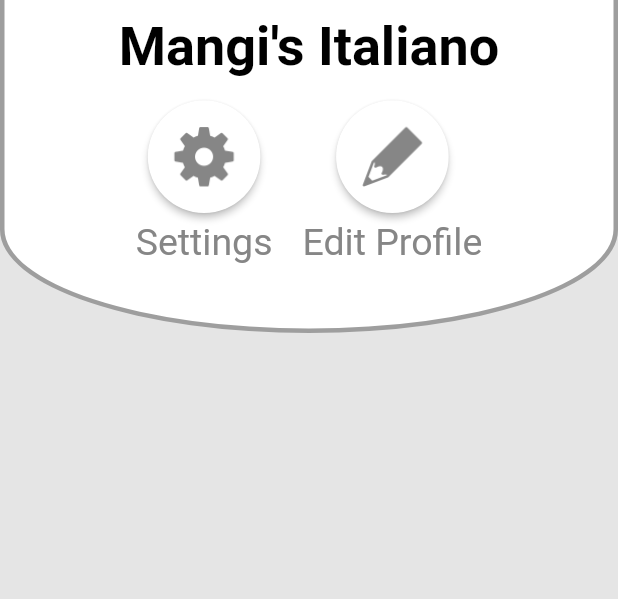
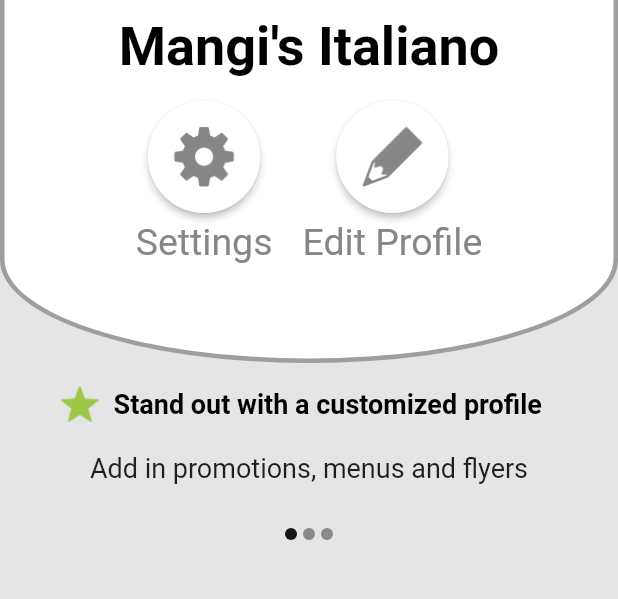
Before and after one commit to ivanmudarth/Lokal, a Flutter app: the screen it shows after launch, on a phone screen of 412 x 824 dp, the part 567-1166 px from its top. Run offline on Flutter 3.47's test engine with Material 2 defaults, Android fonts, the phone set to English and light mode, and no system bars; drawn by our look-alikes of carousel_slider.

```diff
--- a/lokal/lib/biz/home.dart
+++ b/lokal/lib/biz/home.dart
@@ -1,7 +1,19 @@
 import 'package:flutter/material.dart';
+import 'package:carousel_slider/carousel_slider.dart';
 
-class BizHome extends StatelessWidget {
+// ignore: must_be_immutable
+class BizHome extends StatefulWidget {
   @override
+  _BizHomeState createState() => _BizHomeState();
+}
+
+class _BizHomeState extends State<BizHome> {
+  var _current = 0;
+  var list = [
+    'Add in promotions, menus and flyers',
+    'add text 1',
+    'add text 2'
+  ];
   Widget build(BuildContext context) {
     return Scaffold(
       backgroundColor: Color(0xffE5E5E5),
@@ -14,10 +26,9 @@ class BizHome extends StatelessWidget {
     return ListView(
       children: [
         Column(
-          mainAxisSize: MainAxisSize.max,
           children: [
             SizedBox(
-              height: 600,
+              height: 620,
               width: size.width,
               child: Container(
                 decoration: BoxDecoration(
@@ -65,15 +76,85 @@ class BizHome extends StatelessWidget {
                 ),
               ),
             ),
-            SizedBox(height: 70),
-            SizedBox(height: 40),
+            SizedBox(height: 15),
+            Row(
+              mainAxisAlignment: MainAxisAlignment.center,
+              children: [
+                Container(
+                  width: 25,
+                  height: 25,
+                  child: Image(image: AssetImage("assets/images/star.png")),
+                ),
+                SizedBox(
+                  width: 10,
+                ),
+                RichText(
+                  text: TextSpan(
+                    text: "Stand out with a customized profile",
+                    style: TextStyle(
+                        fontSize: 18,
+                        color: Colors.black,
+                        fontWeight: FontWeight.bold),
+                  ),
+                ),
+                SizedBox(
+                  width: 10,
+                ),
+              ],
+            ),
+            Container(
+                child: Column(children: [
+              CarouselSlider(
+                options: CarouselOptions(
+                  height: 60,
+                  onPageChanged: (index, reason) {
+                    setState(() {
+                      _current = index;
+                    });
+                  },
+                ),
+                items: list
+                    .map((item) => Container(
+                          child: Center(
+                              child: Text(
+                            item.toString(),
+                            style: TextStyle(
+                              fontSize: 18,
+                            ),
+                          )),
+                        ))
+                    .toList(),
+              ),
+              Row(
+                mainAxisAlignment: MainAxisAlignment.center,
+                children: list.map(
+                  (item) {
+                    int index = list.indexOf(item);
+                    return Container(
+                      width: 8.0,
+                      height: 8.0,
+                      margin:
+                          EdgeInsets.symmetric(vertical: 10.0, horizontal: 2.0),
+                      decoration: BoxDecoration(
+                          shape: BoxShape.circle,
+                          color: _current == index
+                              ? Color.fromRGBO(0, 0, 0, 0.9)
+                              : Color.fromRGBO(0, 0, 0, 0.4)),
+                      child: SizedBox(
+                        width: 50,
+                      ),
+                    );
+                  },
+                ).toList(),
+              )
+            ]))
           ],
         )
       ],
     );
   }
 
-  // ignore: non_constant_identifier_names
+// ignore: non_constant_identifier_names
   Widget CategoryButton({String text}) {
     return ButtonTheme(
         height: 40,
--- a/lokal/pubspec.yaml
+++ b/lokal/pubspec.yaml
@@ -24,6 +24,7 @@ dependencies:
   flutter:
     sdk: flutter
   flutter_svg: ^0.18.0
+  carousel_slider: ^3.0.0
 
   # The following adds the Cupertino Icons font to your application.
   # Use with the CupertinoIcons class for iOS style icons.
```
Also changed, not shown: lokal/assets/images/star.png (added), lokal/pubspec.lock.
